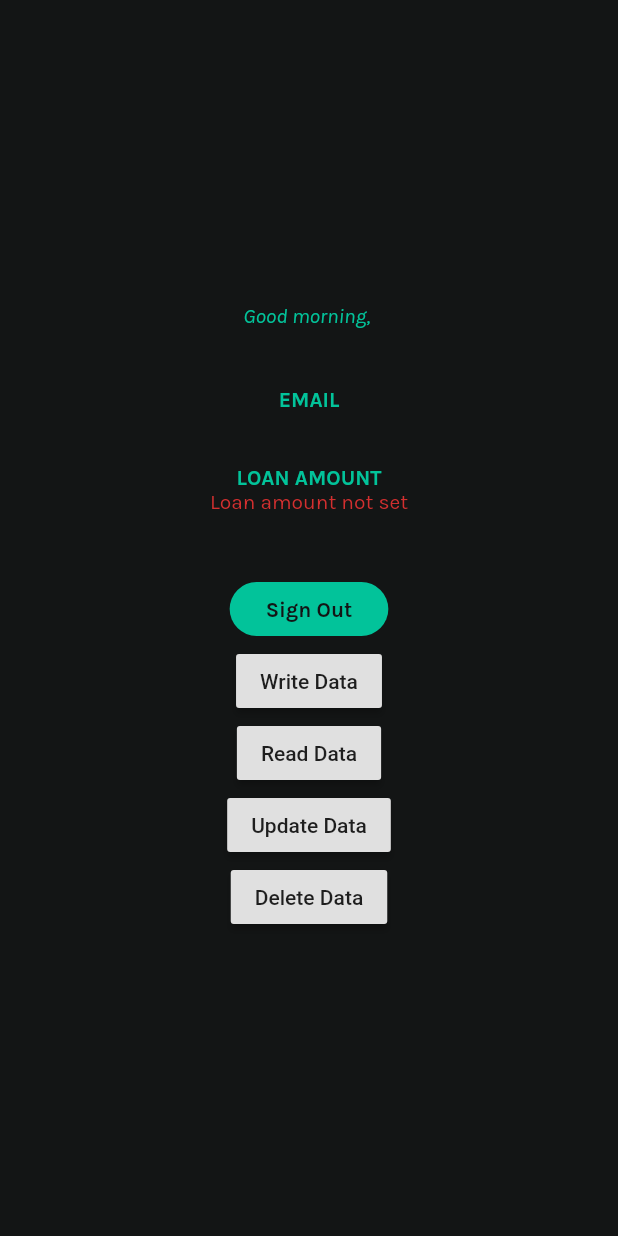
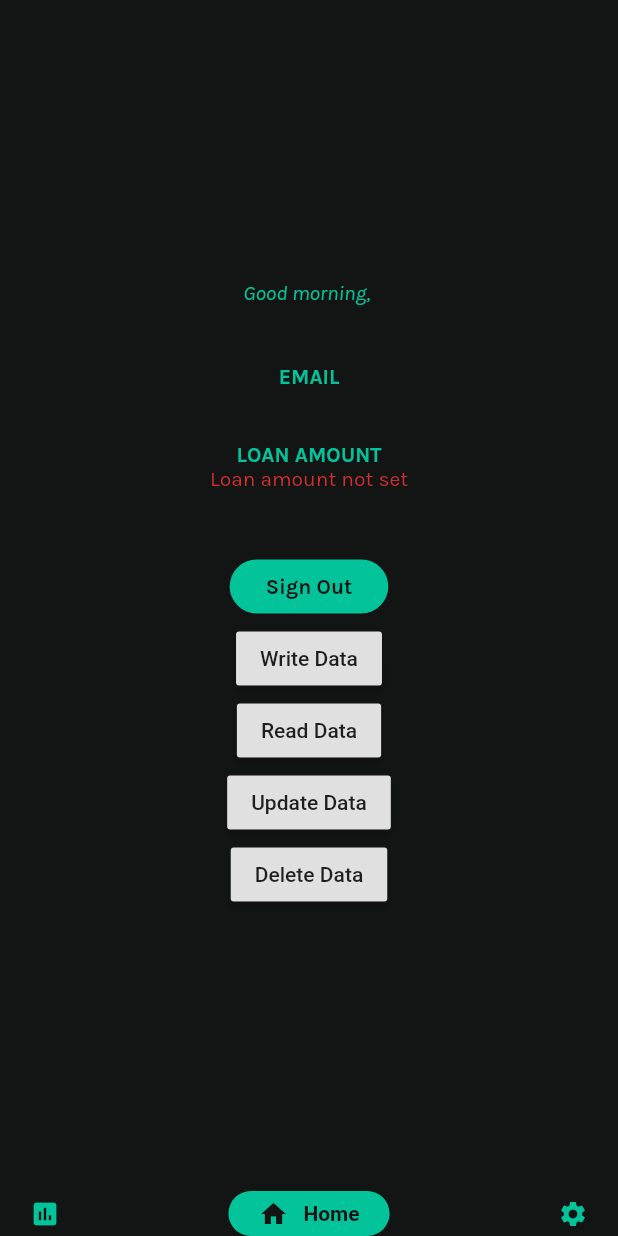
Before and after one commit to LucasBourne/Budgitt, a Flutter app: the screen it shows after launch, after a tap on "Sign in", on a phone screen of 412 x 824 dp. Run offline on Flutter 3.47's test engine with Material 2 defaults, Android fonts, the phone set to English and light mode, and no system bars; drawn by our look-alikes of google_nav_bar; our stand-ins replace firebase_auth, firebase_database, google_fonts, google_sign_in; accounts and stored records are empty; network calls fail.

```diff
--- a/lib/first_screen.dart
+++ b/lib/first_screen.dart
@@ -1,11 +1,14 @@
 import 'package:flutter/material.dart';
+import 'package:google_nav_bar/google_nav_bar.dart';
 import 'package:firebase_database/firebase_database.dart';
 import 'package:google_fonts/google_fonts.dart';
+import 'database_functions.dart';
 import 'login_page.dart';
 import 'sign_in.dart';
 
 Color accentColour = Color.fromRGBO(2, 195, 154, 1);
 Color backgroundColour = Color.fromRGBO(19, 21, 21, 1);
+int _selectedIndex = 1;
 
 class FirstScreen extends StatefulWidget
 {
@@ -15,7 +18,7 @@ class FirstScreen extends StatefulWidget
 
 class FirstScreenState extends State<FirstScreen>
 {
-  final dbRef = FirebaseDatabase.instance.reference();
+
   static Map<dynamic, dynamic> values = new Map<dynamic, dynamic>();
 
   @override
@@ -122,29 +125,49 @@ class FirstScreenState extends State<FirstScreen>
           ],
         ),
       ),
+      bottomNavigationBar: GNav(
+        gap: 10,
+        activeColor: backgroundColour,
+        color: accentColour,
+        iconSize: 20,
+        padding: EdgeInsets.symmetric(horizontal: 20, vertical: 5),
+        duration: Duration(milliseconds: 300),
+        tabBackgroundColor: accentColour,
+        tabs:
+        [
+          GButton(
+            icon: Icons.insert_chart,
+            text: "Trends",
+          ),
+          GButton(
+            icon: Icons.home,
+            text: "Home",
+          ),
+          GButton(
+            icon: Icons.settings,
+            text: "Settings",
+          ),
+        ],
+        selectedIndex: _selectedIndex,
+        onTabChange: (index)
+        {
+          setState(() {
+            _selectedIndex = index;
+          });
+        }
+      ),
     );
   }
   void writeData(int loanAmount)
   {
-    //User user = new User(int.parse(loanAmount), userID);
-    dbRef.child(userID).set(
-      {
-        "name" : name,
-        "loanAmount" : loanAmount,
-      }
-    );
+    dbWrite(loanAmount);
     setState(() {
       readData();
     });
   }
-
   void updateData(int newLoanAmount)
   {
-      dbRef.child(userID).update(
-      {
-        "loanAmount" : newLoanAmount,
-      }
-    );
+    dbUpdate(newLoanAmount);
     setState(() {
       readData();
     });
@@ -165,12 +188,6 @@ class FirstScreenState extends State<FirstScreen>
       setState(() {});
     });
   }
-                /*
-    dbRef.once().then((DataSnapshot dataSnapshot)
-    {
-      print(dataSnapshot.value(0));
-    });
-    */
   void deleteData()
   {
     if (dbRef.child(userID) != null)
--- a/lib/login_page.dart
+++ b/lib/login_page.dart
@@ -46,7 +46,7 @@ class _LoginPageState extends State<LoginPage>
         children: <Widget>
         [
           _emailSignInFunctions(),
-          _signInGoogleButton(),
+          _otherSignIn(),
         ],
       ),
     );
@@ -198,6 +198,25 @@ class _LoginPageState extends State<LoginPage>
     );
   }
 
+  ExpansionTile _otherSignIn()
+  {
+    return ExpansionTile(
+      backgroundColor: Colors.transparent,
+      title: Text(
+        "Other sign in options",
+        textAlign: TextAlign.end,
+        style: GoogleFonts.karla(
+          color: accentColour,
+          fontSize: 15,
+        ),
+      ),
+      children: <Widget>
+      [
+        _signInGoogleButton(),
+      ],
+    );
+  }
+
   Padding _passwordField()
   {
     return Padding(
--- a/lib/main.dart
+++ b/lib/main.dart
@@ -9,6 +9,8 @@ class MyApp extends StatelessWidget {
     return MaterialApp(
       title: 'Flutter Login',
       theme: ThemeData(
+        unselectedWidgetColor: Color.fromRGBO(2, 195, 154, 1),
+        accentColor: Color.fromRGBO(2, 195, 154, 1),
         primarySwatch: Colors.blue,
       ),
       home: LoginPage(),
--- a/pubspec.yaml
+++ b/pubspec.yaml
@@ -24,6 +24,7 @@ dependencies:
   google_sign_in: ^4.0.4
   cupertino_icons: ^0.1.2
   google_fonts: ^0.3.3
+  google_nav_bar: ^2.1.0
 
 dev_dependencies:
   flutter_test:
```
Also changed, not shown: lib/database_functions.dart (added, +22 -0 lines), assets/FacebookLogo.png (added), pubspec.lock, 2 other files.
